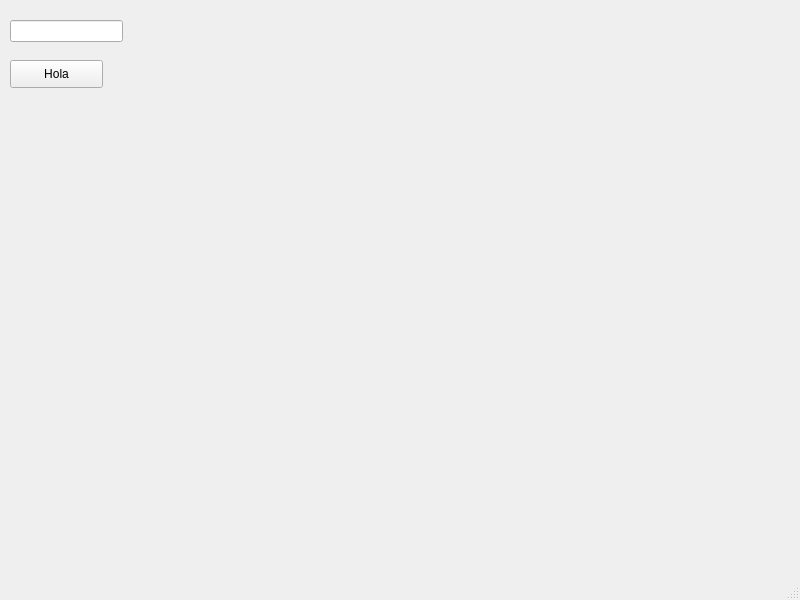
First picture: the form in mainwindow.ui, repository Kenfu03/Proyecto1_ED, before the edit.
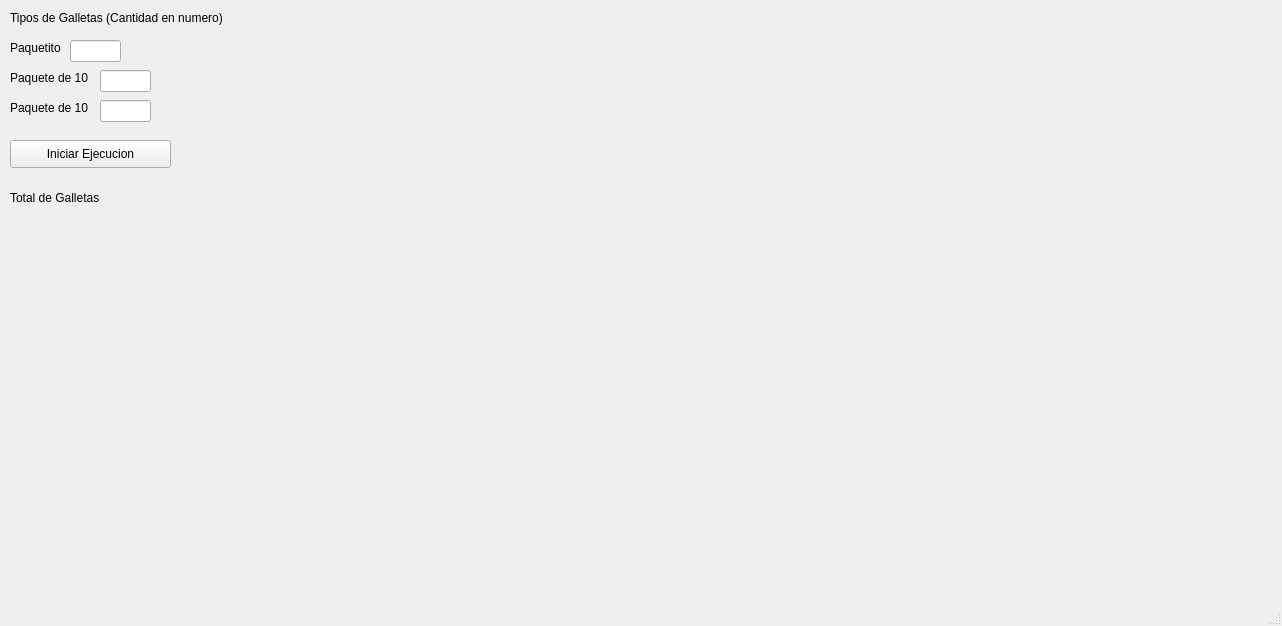
Second picture: the form after the edit.

The edit to the form file:
```diff
--- a/mainwindow.ui
+++ b/mainwindow.ui
@@ -6,8 +6,8 @@
    <rect>
     <x>0</x>
     <y>0</y>
-    <width>800</width>
-    <height>600</height>
+    <width>1282</width>
+    <height>626</height>
    </rect>
   </property>
   <property name="windowTitle">
@@ -18,21 +18,21 @@
     <property name="geometry">
      <rect>
       <x>10</x>
-      <y>60</y>
-      <width>93</width>
+      <y>140</y>
+      <width>161</width>
       <height>28</height>
      </rect>
     </property>
     <property name="text">
-     <string>Hola</string>
+     <string>Iniciar Ejecucion</string>
     </property>
    </widget>
    <widget class="QLineEdit" name="lineEdit">
     <property name="geometry">
      <rect>
-      <x>10</x>
-      <y>20</y>
-      <width>113</width>
+      <x>70</x>
+      <y>40</y>
+      <width>51</width>
       <height>22</height>
      </rect>
     </property>
@@ -40,9 +40,97 @@
    <widget class="QLabel" name="label">
     <property name="geometry">
      <rect>
-      <x>210</x>
-      <y>60</y>
-      <width>55</width>
+      <x>10</x>
+      <y>10</y>
+      <width>241</width>
+      <height>16</height>
+     </rect>
+    </property>
+    <property name="text">
+     <string>Tipos de Galletas (Cantidad en numero)</string>
+    </property>
+   </widget>
+   <widget class="QLabel" name="label_2">
+    <property name="geometry">
+     <rect>
+      <x>10</x>
+      <y>40</y>
+      <width>61</width>
+      <height>16</height>
+     </rect>
+    </property>
+    <property name="text">
+     <string>Paquetito</string>
+    </property>
+   </widget>
+   <widget class="QLabel" name="label_3">
+    <property name="geometry">
+     <rect>
+      <x>10</x>
+      <y>70</y>
+      <width>91</width>
+      <height>16</height>
+     </rect>
+    </property>
+    <property name="text">
+     <string>Paquete de 10</string>
+    </property>
+   </widget>
+   <widget class="QLineEdit" name="lineEdit_2">
+    <property name="geometry">
+     <rect>
+      <x>100</x>
+      <y>70</y>
+      <width>51</width>
+      <height>22</height>
+     </rect>
+    </property>
+   </widget>
+   <widget class="QLineEdit" name="lineEdit_3">
+    <property name="geometry">
+     <rect>
+      <x>100</x>
+      <y>100</y>
+      <width>51</width>
+      <height>22</height>
+     </rect>
+    </property>
+    <property name="text">
+     <string/>
+    </property>
+   </widget>
+   <widget class="QLabel" name="label_4">
+    <property name="geometry">
+     <rect>
+      <x>10</x>
+      <y>100</y>
+      <width>91</width>
+      <height>16</height>
+     </rect>
+    </property>
+    <property name="text">
+     <string>Paquete de 10</string>
+    </property>
+   </widget>
+   <widget class="QLabel" name="label_5">
+    <property name="geometry">
+     <rect>
+      <x>10</x>
+      <y>190</y>
+      <width>121</width>
+      <height>16</height>
+     </rect>
+    </property>
+    <property name="text">
+     <string>Total de Galletas</string>
+    </property>
+   </widget>
+   <widget class="QLabel" name="label_6">
+    <property name="geometry">
+     <rect>
+      <x>10</x>
+      <y>220</y>
+      <width>121</width>
       <height>16</height>
      </rect>
     </property>
```
Left out of the diff: 2 changed lines with no effect on the pictures.
